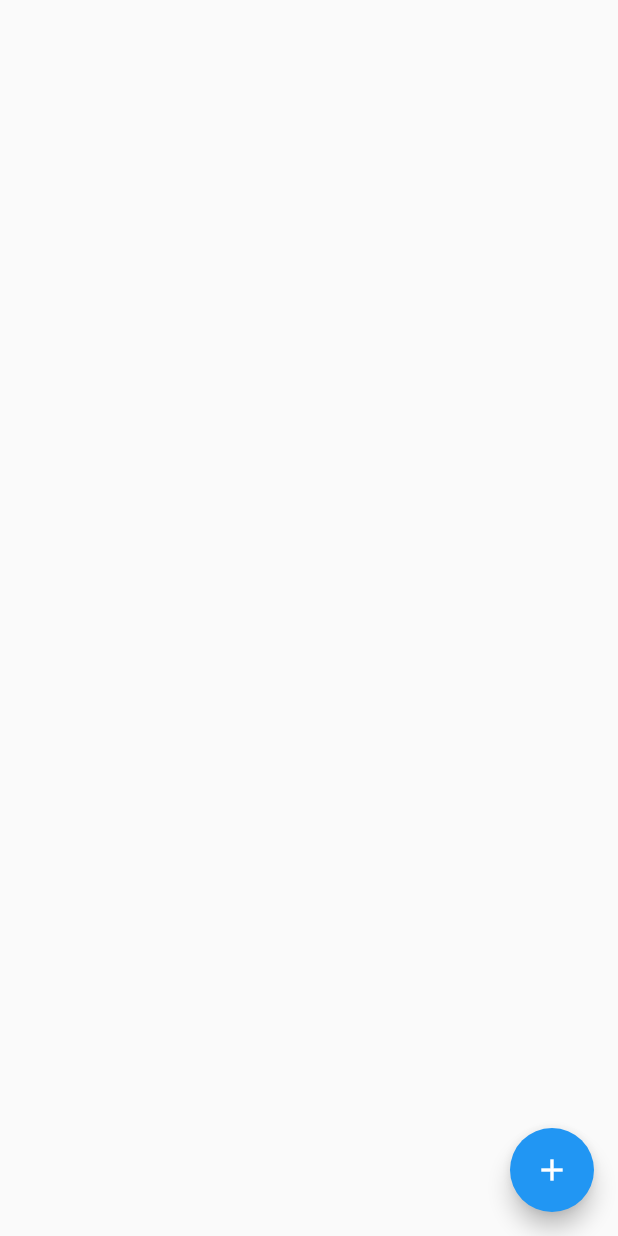
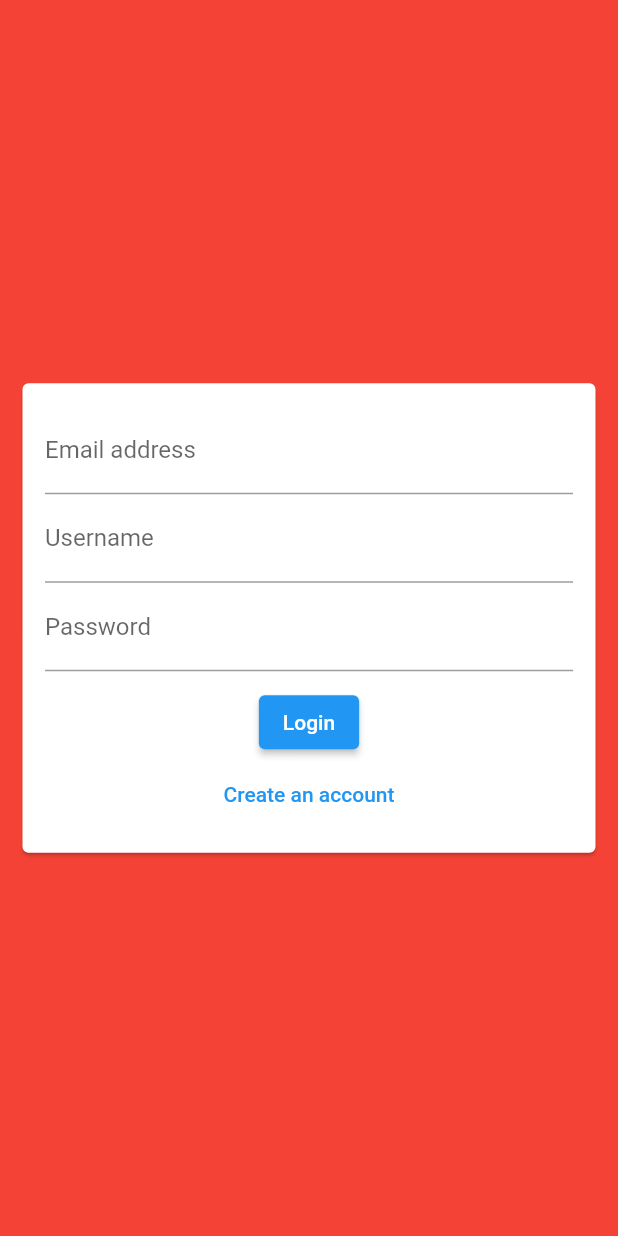
Before and after one commit to Charizard17/chat_app_flutter, a Flutter app: the screen it shows after launch, on a phone screen of 412 x 824 dp. Run offline on Flutter 3.47's test engine with Material 2 defaults, Android fonts, the phone set to English and light mode, and no system bars; our stand-ins replace cloud_firestore, firebase_core; accounts and stored records are empty.

Commit message:
auth screen and auth form basically created

```diff
--- a/lib/main.dart
+++ b/lib/main.dart
@@ -2,6 +2,7 @@ import 'package:flutter/material.dart';
 import 'package:firebase_core/firebase_core.dart';
 
 import './screens/chat_screen.dart';
+import './screens/auth_screen.dart';
 
 void main() async {
   WidgetsFlutterBinding.ensureInitialized();
@@ -14,7 +15,11 @@ class MyApp extends StatelessWidget {
   Widget build(BuildContext context) {
     return MaterialApp(
       title: 'Flutter Chat',
-      home: ChatScreen(),
+      theme: ThemeData(
+        primaryColor: Colors.red,
+        accentColor: Colors.yellow,
+      ),
+      home: AuthScreen(),
     );
   }
 }
--- a/lib/screens/auth_screen.dart
+++ b/lib/screens/auth_screen.dart
@@ -0,0 +1,20 @@
+import 'package:flutter/material.dart';
+
+import '../widgets/auth_form.dart';
+
+class AuthScreen extends StatefulWidget {
+  @override
+  _AuthScreenState createState() => _AuthScreenState();
+}
+
+class _AuthScreenState extends State<AuthScreen> {
+  @override
+  Widget build(BuildContext context) {
+    return Scaffold(
+      backgroundColor: Theme.of(context).primaryColor,
+      body: Center(
+        child: AuthForm(),
+      ),
+    );
+  }
+}
--- /dev/null
+++ b/lib/widgets/auth_form.dart
@@ -0,0 +1,53 @@
+import 'package:flutter/material.dart';
+
+class AuthForm extends StatefulWidget {
+  @override
+  _AuthFormState createState() => _AuthFormState();
+}
+
+class _AuthFormState extends State<AuthForm> {
+  @override
+  Widget build(BuildContext context) {
+    return Card(
+      margin: EdgeInsets.all(15),
+      child: SingleChildScrollView(
+        child: Padding(
+          padding: EdgeInsets.all(15),
+          child: Form(
+            child: Column(
+              mainAxisSize: MainAxisSize.min,
+              children: [
+                TextFormField(
+                  keyboardType: TextInputType.emailAddress,
+                  decoration: InputDecoration(
+                    labelText: 'Email address',
+                  ),
+                ),
+                TextFormField(
+                  decoration: InputDecoration(
+                    labelText: 'Username',
+                  ),
+                ),
+                TextFormField(
+                  decoration: InputDecoration(
+                    labelText: 'Password',
+                  ),
+                  obscureText: true,
+                ),
+                SizedBox(height: 10),
+                ElevatedButton(
+                  child: Text('Login'),
+                  onPressed: () {},
+                ),
+                TextButton(
+                  child: Text('Create an account'),
+                  onPressed: () {},
+                ),
+              ],
+            ),
+          ),
+        ),
+      ),
+    );
+  }
+}
```
